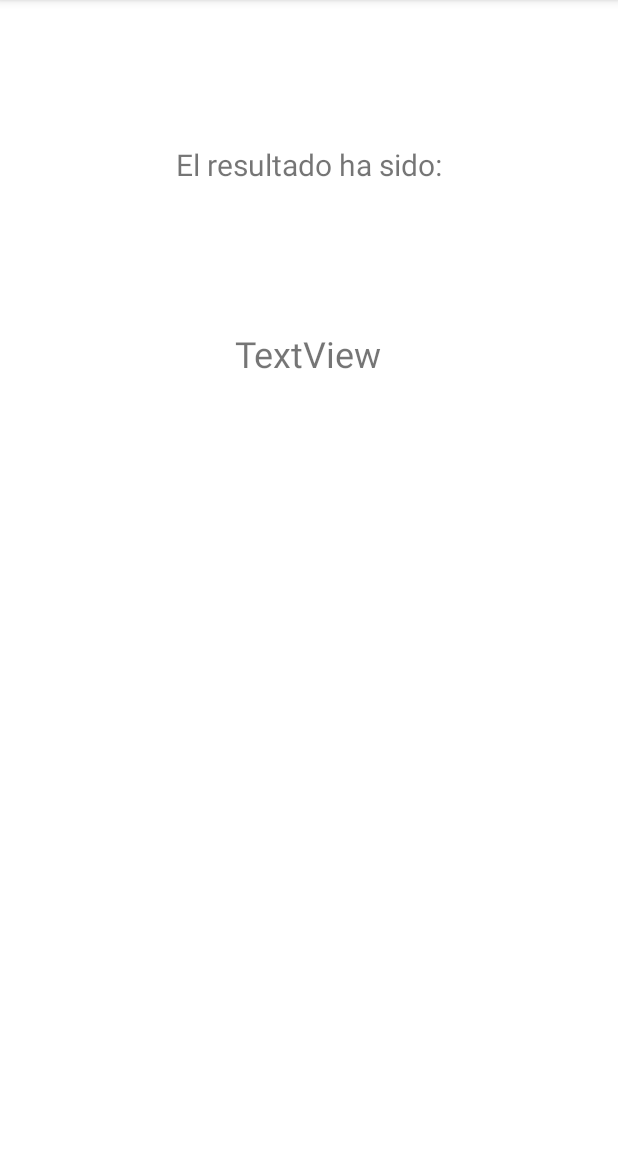
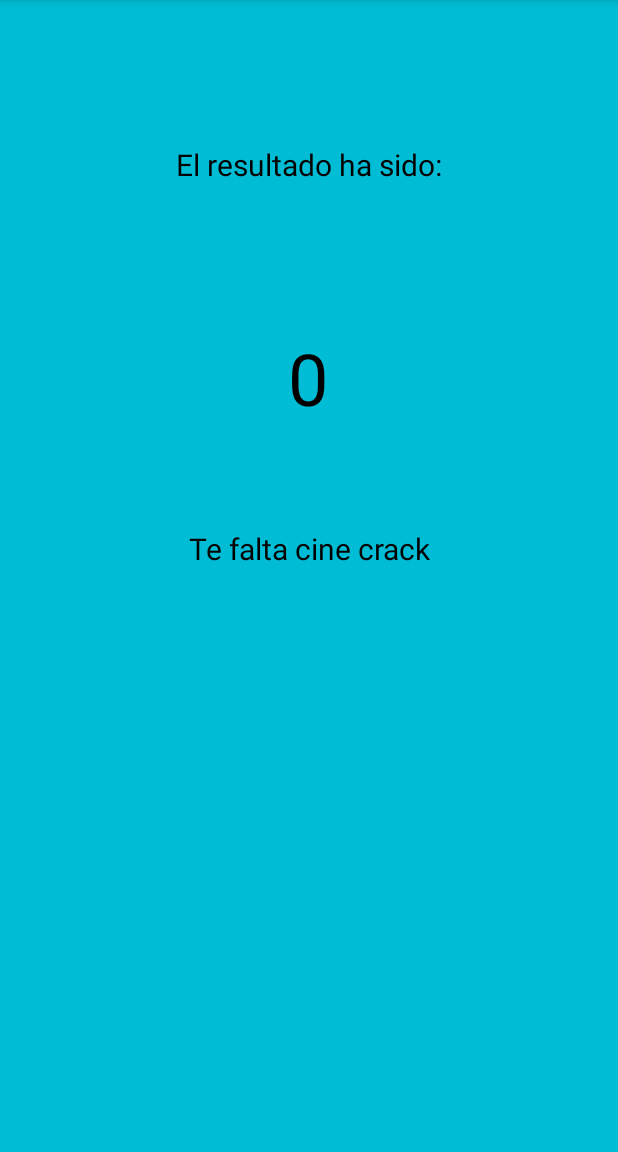
Before and after one commit to lord-47/AppLAB, an Android app: the Resultado screen opened directly, with no data from a screen before it, on a phone screen of 412 x 824 dp, the part 84-1236 px from its top. Run offline under Robolectric (Android 15) with nearby library versions, the phone set to English and light mode, and no system bars; 2 statements that could not run were skipped.

Commit message:
Movidas visuales

```diff
--- a/app/src/main/java/com/example/intents/MainActivity.java
+++ b/app/src/main/java/com/example/intents/MainActivity.java
@@ -16,8 +16,13 @@ public class MainActivity extends AppCompatActivity {
         super.onCreate(savedInstanceState);
         setContentView(R.layout.activity_main);
         ImageView image = findViewById(R.id.Imagen);
+        ImageView image2 = findViewById(R.id.Imagen2);
+        ImageView image3 = findViewById(R.id.Imagen3);
         Animation shakes = AnimationUtils.loadAnimation(this,R.anim.shake);
+
         image.startAnimation(shakes);
+        image2.startAnimation(shakes);
+        image3.startAnimation(shakes);
 
     }
     public void Siguiente(View view) {
--- a/app/src/main/java/com/example/intents/P4.java
+++ b/app/src/main/java/com/example/intents/P4.java
@@ -40,6 +40,7 @@ public class P4 extends AppCompatActivity implements AdapterView.OnItemSelectedL
                 e.printStackTrace();
             }
             Intent Volver = new Intent(this, P5.class);
+            Volver.putExtra("puntuacion", contador);
             startActivity(Volver);
         }
         else{
--- a/app/src/main/java/com/example/intents/Resultado.java
+++ b/app/src/main/java/com/example/intents/Resultado.java
@@ -1,22 +1,33 @@
 package com.example.intents;
 
+import android.os.Bundle;
+import android.view.animation.Animation;
+import android.view.animation.AnimationUtils;
+import android.widget.TextView;
+
 import androidx.appcompat.app.AppCompatActivity;
-
-import android.os.Bundle;
-import android.view.View;
-import android.view.ViewGroup;
-import android.widget.TextView;
 
 public class Resultado extends AppCompatActivity {
 
     int contador;
-    TextView result = (TextView) findViewById(R.id.result);
 
     @Override
     protected void onCreate(Bundle savedInstanceState) {
         super.onCreate(savedInstanceState);
         setContentView(R.layout.activity_rwsultado);
         contador= getIntent().getIntExtra("puntuacion",0);
+        TextView result = (TextView) findViewById(R.id.result);
         result.setText(String.valueOf(contador));
+        Animation shakes = AnimationUtils.loadAnimation(this,R.anim.shake);
+
+        result.startAnimation(shakes);
+
+        TextView message = (TextView) findViewById(R.id.message);
+        if (contador==15)
+            message.setText("Enhorabuena, te sabes la de ver pelis");
+        else if(contador==0)
+            message.setText("Te falta cine crack");
+        else
+            message.setText("No está mal");
     }
 }
--- a/app/src/main/res/layout/activity_2.xml
+++ b/app/src/main/res/layout/activity_2.xml
@@ -4,6 +4,7 @@
     xmlns:tools="http://schemas.android.com/tools"
     android:layout_width="match_parent"
     android:layout_height="match_parent"
+    android:background="#00BCD4"
     tools:context=".P1">
 
     <Button
@@ -23,6 +24,7 @@
         android:layout_height="102dp"
         android:layout_marginTop="100dp"
         android:text="¿A qué icónico villano de Batman interpreta Paul Dano en The Batman?"
+        android:textColor="#000000"
         android:textSize="20sp"
         app:layout_constraintBottom_toTopOf="@+id/lista"
         app:layout_constraintEnd_toEndOf="parent"
--- a/app/src/main/res/layout/activity_main.xml
+++ b/app/src/main/res/layout/activity_main.xml
@@ -4,6 +4,7 @@
     xmlns:tools="http://schemas.android.com/tools"
     android:layout_width="match_parent"
     android:layout_height="match_parent"
+    android:background="#00BCD4"
     tools:context=".MainActivity">
 
     <Button
@@ -28,7 +29,7 @@
         app:srcCompat="@drawable/pngwing_com" />
 
     <ImageView
-        android:id="@+id/imagen"
+        android:id="@+id/Imagen2"
         android:layout_width="111dp"
         android:layout_height="294dp"
         android:layout_marginStart="56dp"
@@ -39,7 +40,7 @@
         app:srcCompat="@drawable/pngwing_com" />
 
     <ImageView
-        android:id="@+id/imagen2"
+        android:id="@+id/Imagen3"
         android:layout_width="111dp"
         android:layout_height="294dp"
         android:layout_marginStart="248dp"
--- a/app/src/main/res/layout/activity_p5.xml
+++ b/app/src/main/res/layout/activity_p5.xml
@@ -4,6 +4,7 @@
     xmlns:tools="http://schemas.android.com/tools"
     android:layout_width="match_parent"
     android:layout_height="match_parent"
+    android:background="#00BCD4"
     tools:context=".P5">
 
     <RadioGroup
@@ -19,6 +20,7 @@
             android:id="@+id/op_1"
             android:layout_width="match_parent"
             android:layout_height="wrap_content"
+            android:buttonTint="#000000"
             android:onClick="respuesta"
             android:text="Quentin Tarantino" />
 
@@ -26,6 +28,7 @@
             android:id="@+id/op_2"
             android:layout_width="match_parent"
             android:layout_height="wrap_content"
+            android:buttonTint="#000000"
             android:onClick="respuesta"
             android:text="Steven Spielberg" />
 
@@ -33,6 +36,7 @@
             android:id="@+id/radioButton7"
             android:layout_width="match_parent"
             android:layout_height="wrap_content"
+            android:buttonTint="#000000"
             android:onClick="respuesta"
             android:text="Martin Scorsese" />
     </RadioGroup>
@@ -54,6 +58,7 @@
         android:layout_height="24dp"
         android:layout_marginTop="56dp"
         android:text="¿Quién es el director de Kill Bill?"
+        android:textColor="#000000"
         android:textSize="20sp"
         app:layout_constraintEnd_toEndOf="parent"
         app:layout_constraintHorizontal_bias="0.495"
--- a/app/src/main/res/layout/activity_rwsultado.xml
+++ b/app/src/main/res/layout/activity_rwsultado.xml
@@ -4,6 +4,7 @@
     xmlns:tools="http://schemas.android.com/tools"
     android:layout_width="match_parent"
     android:layout_height="match_parent"
+    android:background="#00BCD4"
     tools:context=".Resultado">
 
     <TextView
@@ -12,10 +13,23 @@
         android:layout_height="wrap_content"
         android:layout_marginTop="96dp"
         android:text="El resultado ha sido:"
+        android:textColor="#000000"
         android:textSize="20sp"
         app:layout_constraintEnd_toEndOf="parent"
         app:layout_constraintStart_toStartOf="parent"
         app:layout_constraintTop_toTopOf="parent" />
+
+    <TextView
+        android:id="@+id/message"
+        android:layout_width="wrap_content"
+        android:layout_height="wrap_content"
+        android:layout_marginTop="68dp"
+        android:text="Text"
+        android:textColor="#000000"
+        android:textSize="20sp"
+        app:layout_constraintEnd_toEndOf="parent"
+        app:layout_constraintStart_toStartOf="parent"
+        app:layout_constraintTop_toBottomOf="@+id/result" />
 
     <TextView
         android:id="@+id/result"
@@ -23,7 +37,8 @@
         android:layout_height="wrap_content"
         android:layout_marginTop="96dp"
         android:text="TextView"
-        android:textSize="24sp"
+        android:textColor="#000000"
+        android:textSize="48sp"
         app:layout_constraintEnd_toEndOf="parent"
         app:layout_constraintHorizontal_bias="0.498"
         app:layout_constraintStart_toStartOf="parent"
```
Also changed, not shown: app/src/main/res/layout/activity_p2.xml (+10 -3 lines), app/src/main/res/layout/activity_p3.xml (+7 -4 lines), app/src/main/res/layout/activity_p4.xml (+7 -4 lines).
